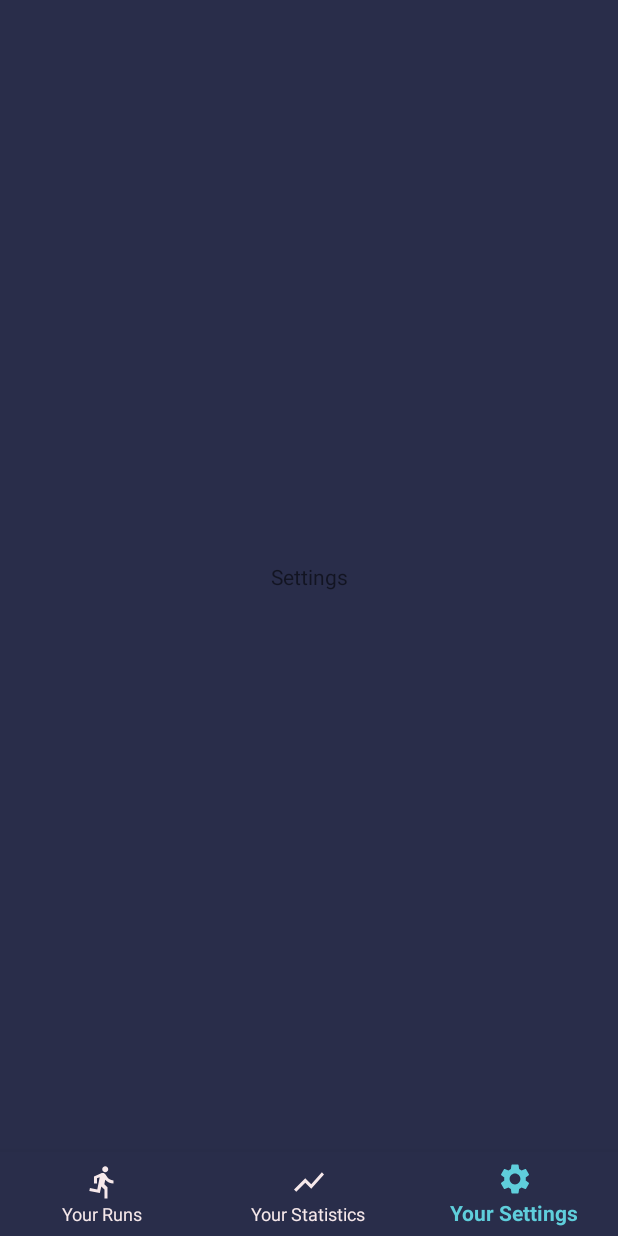
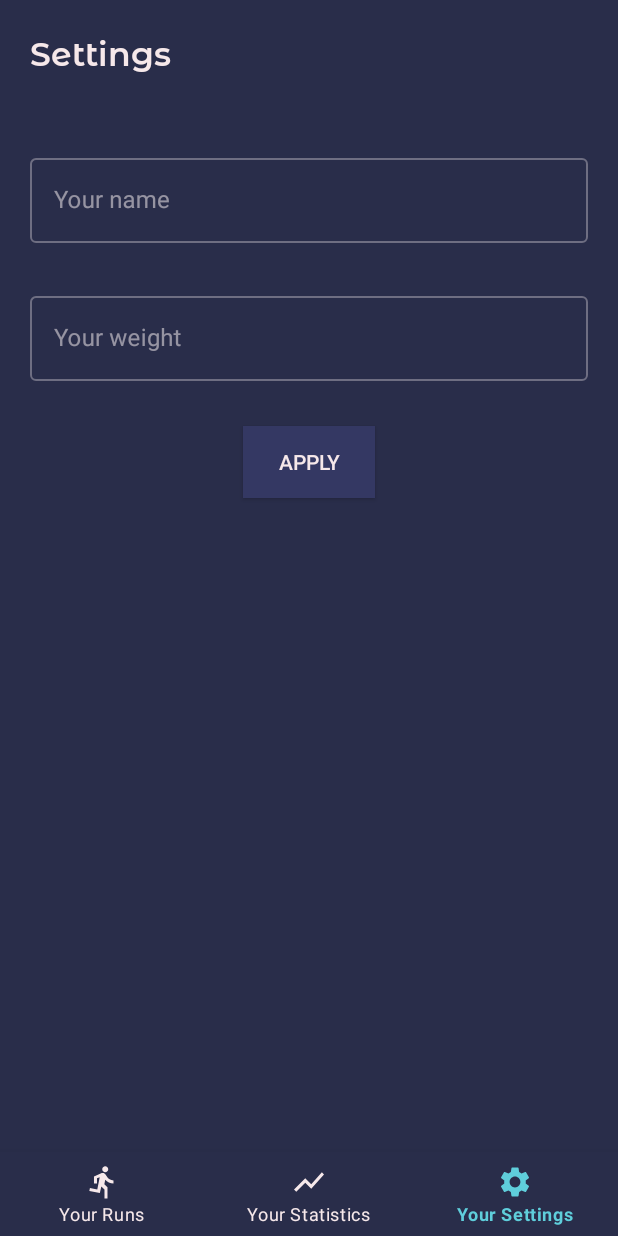
Before and after one commit to Keslerdk/RunningApp, an Android app: the SettingsFragment screen opened through its navigation route, on a phone screen of 412 x 824 dp. Run offline under Robolectric (Android 15) with nearby library versions, the phone set to English and light mode, and no system bars; our stand-ins replace Dagger/Hilt's generated code, data binding, navigation-ui.

Commit message:
settings

```diff
--- a/app/build.gradle
+++ b/app/build.gradle
@@ -52,6 +52,7 @@ dependencies {
     testImplementation 'junit:junit:4.+'
     androidTestImplementation 'androidx.test.ext:junit:1.1.1'
     androidTestImplementation 'androidx.test.espresso:espresso-core:3.1.0'
+    implementation 'com.google.android.material:material:1.4.0'
 
     implementation("androidx.lifecycle:lifecycle-livedata-ktx:2.4.1")
     implementation("androidx.lifecycle:lifecycle-viewmodel-ktx:2.4.1")
--- a/app/src/main/res/layout/fragment_seetings.xml
+++ b/app/src/main/res/layout/fragment_seetings.xml
@@ -14,13 +14,65 @@
         tools:context=".ui.SettingFragment">
 
         <TextView
+            android:id="@+id/textView2"
+            style="@style/Widget.MaterialComponents.TexView.Title"
             android:layout_width="wrap_content"
             android:layout_height="wrap_content"
-            android:text="Settings"
-            app:layout_constraintBottom_toBottomOf="parent"
-            app:layout_constraintEnd_toEndOf="parent"
+            android:layout_marginStart="20dp"
+            android:layout_marginTop="20dp"
+            android:text="@string/settings"
             app:layout_constraintStart_toStartOf="parent"
             app:layout_constraintTop_toTopOf="parent" />
 
+        <com.google.android.material.textfield.TextInputLayout
+            android:id="@+id/input_name"
+            style="@style/Widget.App.TextInputLayout"
+            android:layout_width="match_parent"
+            android:layout_height="wrap_content"
+            android:layout_marginStart="20dp"
+            android:layout_marginTop="50dp"
+            android:layout_marginEnd="20dp"
+            android:hint="@string/your_name"
+            app:layout_constraintEnd_toEndOf="parent"
+            app:layout_constraintStart_toStartOf="parent"
+            app:layout_constraintTop_toBottomOf="@+id/textView2">
+
+            <com.google.android.material.textfield.TextInputEditText
+                android:layout_width="match_parent"
+                android:layout_height="wrap_content" />
+
+        </com.google.android.material.textfield.TextInputLayout>
+
+        <com.google.android.material.textfield.TextInputLayout
+            android:id="@+id/input_weight"
+            style="@style/Widget.App.TextInputLayout"
+            android:layout_width="match_parent"
+            android:layout_height="wrap_content"
+            android:layout_marginStart="20dp"
+            android:layout_marginTop="30dp"
+            android:layout_marginEnd="20dp"
+            android:hint="@string/your_weight"
+            app:layout_constraintEnd_toEndOf="parent"
+            app:layout_constraintStart_toStartOf="parent"
+            app:layout_constraintTop_toBottomOf="@+id/input_name">
+
+            <com.google.android.material.textfield.TextInputEditText
+                android:layout_width="match_parent"
+                android:layout_height="wrap_content" />
+
+        </com.google.android.material.textfield.TextInputLayout>
+
+        <androidx.appcompat.widget.AppCompatButton
+            android:layout_width="wrap_content"
+            android:layout_height="wrap_content"
+            android:layout_marginTop="30dp"
+            android:text="@string/apply"
+            android:elevation="5dp"
+            android:textColor="@color/lavender"
+            android:background="@color/space_cabet_34"
+            app:layout_constraintEnd_toEndOf="parent"
+            app:layout_constraintStart_toStartOf="parent"
+            app:layout_constraintTop_toBottomOf="@+id/input_weight" />
+
     </androidx.constraintlayout.widget.ConstraintLayout>
 </layout>
--- a/app/src/main/res/values-night/themes.xml
+++ b/app/src/main/res/values-night/themes.xml
@@ -1,6 +1,6 @@
 <resources xmlns:tools="http://schemas.android.com/tools">
     <!-- Base application theme. -->
-    <style name="Theme.RunningApp" parent="Theme.AppCompat.Light.NoActionBar">
+    <style name="Theme.RunningApp" parent="Theme.MaterialComponents.DayNight.NoActionBar">
         <!-- Primary brand color. -->
         <item name="colorPrimary">@color/purple_200</item>
         <item name="colorPrimaryDark">@color/purple_700</item>
--- a/app/src/main/res/values/strings.xml
+++ b/app/src/main/res/values/strings.xml
@@ -13,4 +13,8 @@
 
 <!--    other-->
     <string name="sorted_by">Sorted by:</string>
+    <string name="settings">Settings</string>
+    <string name="your_name">Your name</string>
+    <string name="your_weight">Your weight</string>
+    <string name="apply">Apply</string>
 </resources>
--- a/app/src/main/res/values/themes.xml
+++ b/app/src/main/res/values/themes.xml
@@ -1,11 +1,12 @@
-<resources xmlns:tools="http://schemas.android.com/tools">
+<resources>
     <!-- Base application theme. -->
-    <style name="Theme.RunningApp" parent="Theme.AppCompat.Light.NoActionBar">
+    <style name="Theme.RunningApp" parent="Theme.MaterialComponents.Light.NoActionBar">
         <!-- Primary brand color. -->
         <item name="colorPrimary">@color/purple_500</item>
         <item name="colorPrimaryDark">@color/purple_700</item>
         <item name="colorAccent">@color/teal_200</item>
 
+        <item name="colorOnSurface">@color/grey</item>
         <!-- Customize your theme here. -->
     </style>
 
@@ -28,4 +29,19 @@
         <item name="android:textColor">@color/lavender</item>
         <item name="android:textSize">14sp</item>
     </style>
+
+
+    <style name="Widget.App.TextInputLayout" parent="Widget.MaterialComponents.TextInputLayout.OutlinedBox">
+        <item name="materialThemeOverlay">@style/ThemeOverlay.App.TextInputLayout</item>
+        <item name="colorOnSurface">@color/grey</item>
+        <item name="colorPrimary">@color/lavender</item>
+        <item name="hintTextColor">?attr/colorOnSurface</item>
+    </style>
+
+    <style name="ThemeOverlay.App.TextInputLayout" parent="">
+        <item name="colorPrimary">@color/lavender</item>
+        <item name="colorOnSurface">@color/grey</item>
+        <item name="colorError">@color/congo_pink</item>
+        <item name="editTextStyle">@style/Widget.MaterialComponents.TextInputLayout.OutlinedBox</item>
+    </style>
 </resources>
```
